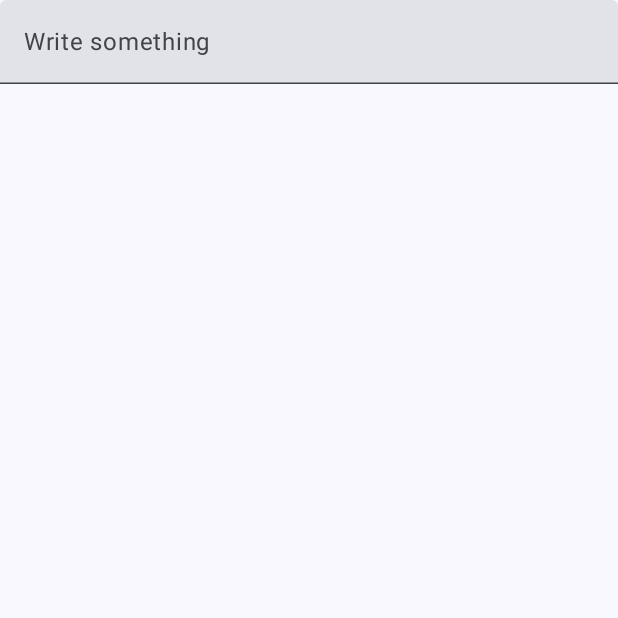
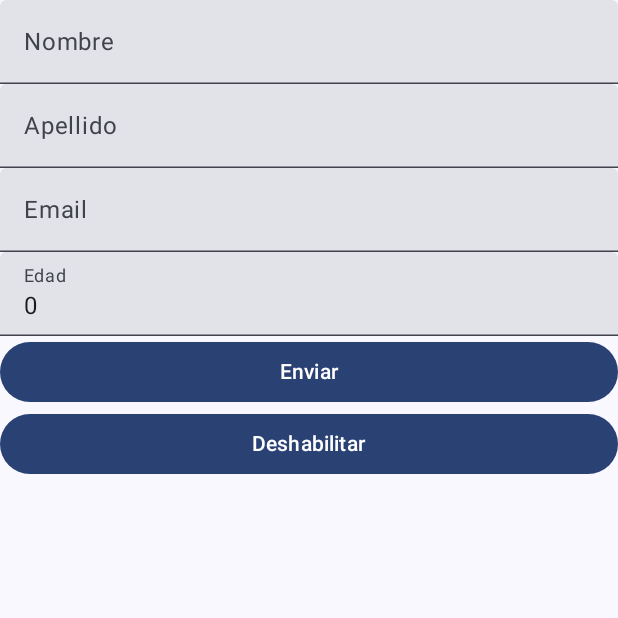
Before and after one commit to DavidMerchan93/ComposePatterns, an Android app built with Jetpack Compose: the screen it shows after launch (MainActivity), on a phone screen of 412 x 824 dp, the top half of it. Run offline under Robolectric (Android 15) with nearby library versions, the phone set to English and light mode, and no system bars.

Commit message:
- Simple implementation of Builder Pattern

```diff
--- a/app/src/main/java/com/davidmerchan/composepatterns/MainActivity.kt
+++ b/app/src/main/java/com/davidmerchan/composepatterns/MainActivity.kt
@@ -11,6 +11,7 @@ import androidx.compose.material3.Text
 import androidx.compose.runtime.Composable
 import androidx.compose.ui.Modifier
 import androidx.compose.ui.tooling.preview.Preview
+import com.davidmerchan.composepatterns.patterns.builder_pattern.DynamicFormScreen
 import com.davidmerchan.composepatterns.patterns.compound_component.UserProfileScreen
 import com.davidmerchan.composepatterns.patterns.slot_pattern.ProfileScreen
 import com.davidmerchan.composepatterns.patterns.wrapper.ValidatorFormScreen
@@ -22,7 +23,7 @@ class MainActivity : ComponentActivity() {
         enableEdgeToEdge()
         setContent {
             ComposePatternsTheme {
-                ValidatorFormScreen()
+                DynamicFormScreen()
             }
         }
     }
--- /dev/null
+++ b/app/src/main/java/com/davidmerchan/composepatterns/patterns/builder_pattern/FormScreenWithBuilder.kt
@@ -0,0 +1,253 @@
+package com.davidmerchan.composepatterns.patterns.builder_pattern
+
+import androidx.compose.foundation.layout.Column
+import androidx.compose.foundation.layout.Spacer
+import androidx.compose.foundation.layout.fillMaxSize
+import androidx.compose.foundation.layout.fillMaxWidth
+import androidx.compose.foundation.layout.height
+import androidx.compose.foundation.layout.padding
+import androidx.compose.material3.Button
+import androidx.compose.material3.ButtonDefaults
+import androidx.compose.material3.MaterialTheme
+import androidx.compose.material3.Scaffold
+import androidx.compose.material3.Text
+import androidx.compose.runtime.Composable
+import androidx.compose.runtime.getValue
+import androidx.compose.runtime.mutableIntStateOf
+import androidx.compose.runtime.mutableStateMapOf
+import androidx.compose.runtime.mutableStateOf
+import androidx.compose.runtime.remember
+import androidx.compose.runtime.setValue
+import androidx.compose.ui.Modifier
+import androidx.compose.ui.graphics.Color
+import androidx.compose.ui.unit.dp
+import com.davidmerchan.composepatterns.patterns.wrapper.ValidatedTextField
+
+/**
+Por ejemplo, si queremos crear un componente que admita diferentes tipos de campos,
+como email, number o text, para agregar los que necesite podemos crear un FormBuilder
+que se encargaría de definir los tipos de campo que necesitamos.
+ */
+sealed interface FormField {
+    data class Text(
+        val label: String,
+        val initialValue: String,
+        val isValid: (String) -> Boolean,
+        val errorMessage: String? = null
+    ) : FormField
+
+    data class Button(
+        val title: String,
+        val background: Color,
+        val disableBackground: Color = Color.Gray,
+        val textColor: Color,
+        val onClick: () -> Unit,
+        val isEnabled: () -> Boolean = { true }
+    ) : FormField
+}
+
+class FormBuilder {
+
+    private val fields = mutableListOf<FormField>()
+
+    // Defino un textfield simple
+    fun simpleTextField(
+        label: String,
+        initialValue: String = "",
+        isValid: (String) -> Boolean,
+        errorMessage: String? = null
+    ) {
+        fields.add(
+            FormField.Text(
+                label = label,
+                initialValue = initialValue,
+                isValid = isValid,
+                errorMessage = errorMessage
+            )
+        )
+    }
+
+    // Defino un textfield de tipo email
+    fun emailTextField(
+        label: String,
+        initialValue: String = "",
+        errorMessage: String? = "Invalid email format"
+    ) {
+        fields.add(
+            FormField.Text(
+                label = label,
+                initialValue = initialValue,
+                isValid = { text ->
+                    android.util.Patterns.EMAIL_ADDRESS.matcher(text).matches()
+                },
+                errorMessage = errorMessage
+            )
+        )
+    }
+
+    // Defino un textfield de tipo Numerico
+    fun numericTextField(
+        label: String,
+        initialValue: String = "0",
+        isValid: (String) -> Boolean = { it.toIntOrNull() != null },
+        errorMessage: String? = "Invalid numeric format"
+    ) {
+        fields.add(
+            FormField.Text(
+                label = label,
+                initialValue = initialValue,
+                isValid = isValid,
+                errorMessage = errorMessage
+            )
+        )
+    }
+
+    fun simpleButton(
+        title: String,
+        background: Color = Color.Blue,
+        textColor: Color = Color.White,
+        onClick: () -> Unit
+    ) {
+        fields.add(
+            FormField.Button(
+                title = title,
+                background = background,
+                textColor = textColor,
+                onClick = onClick,
+            )
+        )
+    }
+
+    fun enableButton(
+        title: String,
+        background: Color = Color.Red,
+        textColor: Color = Color.White,
+        onClick: () -> Unit,
+        isEnabled: () -> Boolean
+    ) {
+        fields.add(
+            FormField.Button(
+                title = title,
+                background = background,
+                textColor = textColor,
+                onClick = onClick,
+                isEnabled = isEnabled
+            )
+        )
+    }
+
+    internal fun build(): List<FormField> = fields
+}
+
+/**
+ * Ahora creamos nuestro componente en compose
+ */
+@Composable
+fun DynamicForm(
+    modifier: Modifier = Modifier,
+    formBuilder: FormBuilder.() -> Unit,
+    onSubmit: () -> Unit
+) {
+    val fields = FormBuilder().apply(formBuilder).build()
+    val values = remember { mutableStateMapOf<String, String>() }
+    val errors = remember { mutableStateMapOf<String, Boolean>() }
+
+    // Renderizamos los campos
+    Column(modifier = modifier) {
+        fields.forEach { field ->
+            when (field) {
+                is FormField.Text -> {
+                    var value by remember { mutableStateOf(field.initialValue) }
+
+                    ValidatedTextField(
+                        value = value,
+                        onValueChange = { text ->
+                            value = text
+                            values[field.label] = text
+                            errors[field.label] = !field.isValid(text)
+                        },
+                        label = field.label,
+                        isValid = field.isValid,
+                        errorMessage = field.errorMessage
+                    )
+                }
+
+                is FormField.Button -> {
+                    Button(
+                        onClick = {
+                            println("Button clicked")
+                        },
+                        enabled = field.isEnabled() && errors.filter { it.value }.isEmpty(),
+                        colors = ButtonDefaults.buttonColors(
+                            contentColor = field.background,
+                            disabledContentColor = field.disableBackground
+                        ),
+                        modifier = Modifier.fillMaxWidth()
+                    ) {
+                        Text(
+                            text = field.title,
+                            color = field.textColor
+                        )
+                    }
+                }
+            }
+        }
+    }
+}
+
+/**
+ * Ahora podemos crear nuestro formulario dinamico
+ */
+@Composable
+fun DynamicFormScreen() {
+    Scaffold(modifier = Modifier.fillMaxSize()) { padding ->
+        DynamicForm(
+            modifier = Modifier.padding(padding),
+            formBuilder = {
+                simpleTextField(
+                    label = "Nombre",
+                    initialValue = "",
+                    isValid = { it.isNotBlank() },
+                    errorMessage = "Debe ingresar un nombre"
+                )
+                simpleTextField(
+                    label = "Apellido",
+                    initialValue = "",
+                    isValid = { it.isNotBlank() },
+                    errorMessage = "Debe ingresar un apellido"
+                )
+                emailTextField(
+                    label = "Email",
+                    initialValue = "",
+                    errorMessage = "Debe ingresar un email válido"
+                )
+                numericTextField(
+                    label = "Edad",
+                    initialValue = "0",
+                    isValid = { it.toIntOrNull() in 1..90 },
+                    errorMessage = "Debe ingresar una edad válida"
+                )
+                simpleButton(
+                    title = "Enviar",
+                    background = Color.Green,
+                    textColor = Color.White,
+                    onClick = {
+                        println("Button clicked")
+                    },
+                )
+                enableButton(
+                    title = "Deshabilitar",
+                    background = Color.Red,
+                    textColor = Color.White,
+                    onClick = {
+                        println("Button clicked")
+                    },
+                    isEnabled = { true }
+                )
+            },
+            onSubmit = {
+                println("Form submitted")
+            }
+        )
+    }
+}
```
